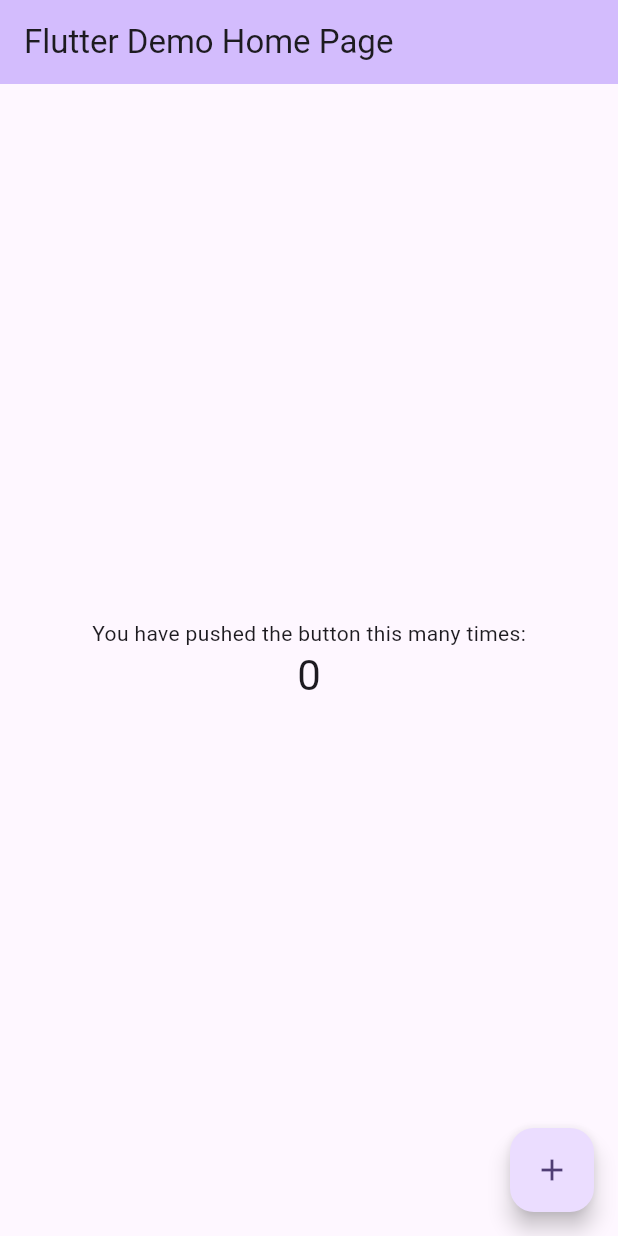
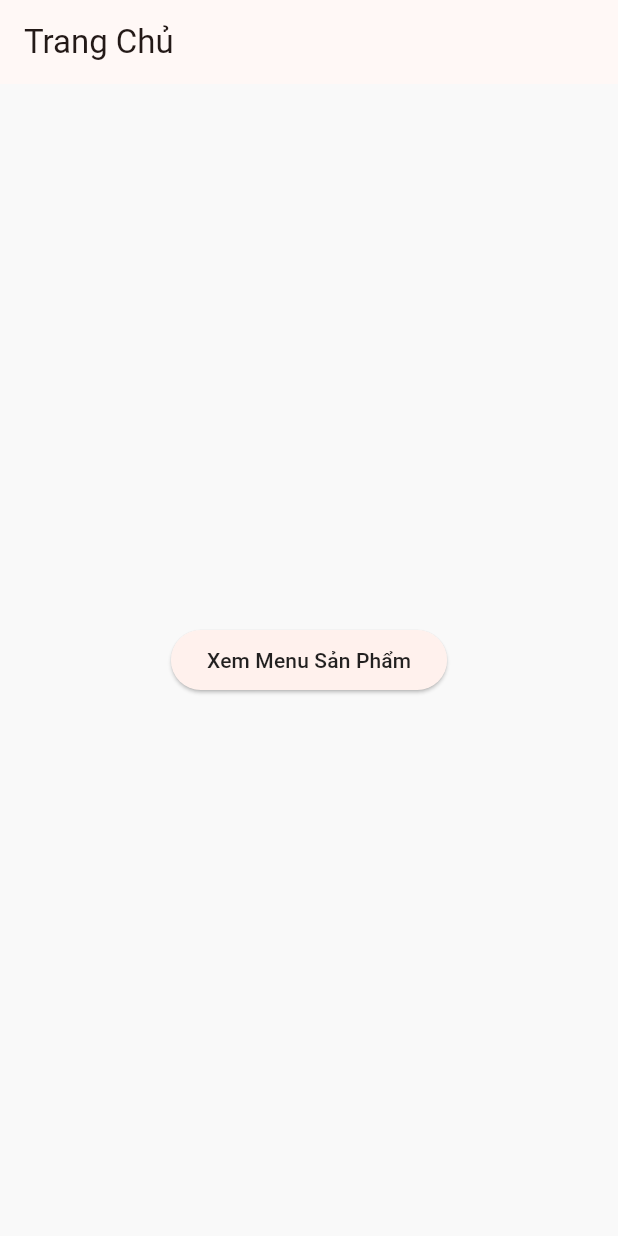
Before and after one commit to Comotcaiten/smart_hotpot_manager, a Flutter app: the screen it shows after launch, on a phone screen of 412 x 824 dp. Run offline on Flutter 3.47's test engine with Material 3 defaults, Android fonts, the phone set to English and light mode, and no system bars; our stand-ins replace firebase_core; accounts and stored records are empty.

Commit message:
table/menu
giao diện của khách hàng khi đăng nhập và chọn món ăn

```diff
--- a/lib/main.dart
+++ b/lib/main.dart
@@ -1,4 +1,8 @@
 import 'package:flutter/material.dart';
+// Import file chứa màn hình, không phải import class App
+// import 'package:smart_hotpot_manager/responsitories/product_responsitories.dart';
+import 'package:smart_hotpot_manager/screen/table/menu_screen.dart';
+// import 'package:smart_hotpot_manager/widgets/menu_item_card.dart';
 
 void main() {
   runApp(const MyApp());
@@ -7,116 +11,57 @@ void main() {
 class MyApp extends StatelessWidget {
   const MyApp({super.key});
 
-  // This widget is the root of your application.
   @override
   Widget build(BuildContext context) {
     return MaterialApp(
-      title: 'Flutter Demo',
+      debugShowCheckedModeBanner: false,
+      title: 'Smart Hotpot Manager',
+
+      // 1. CHUYỂN THEME TỪ FILE KIA SANG ĐÂY
+      // Theme này sẽ áp dụng cho TOÀN BỘ ứng dụng
       theme: ThemeData(
-        // This is the theme of your application.
-        //
-        // TRY THIS: Try running your application with "flutter run". You'll see
-        // the application has a purple toolbar. Then, without quitting the app,
-        // try changing the seedColor in the colorScheme below to Colors.green
-        // and then invoke "hot reload" (save your changes or press the "hot
-        // reload" button in a Flutter-supported IDE, or press "r" if you used
-        // the command line to start the app).
-        //
-        // Notice that the counter didn't reset back to zero; the application
-        // state is not lost during the reload. To reset the state, use hot
-        // restart instead.
-        //
-        // This works for code too, not just values: Most code changes can be
-        // tested with just a hot reload.
-        colorScheme: ColorScheme.fromSeed(seedColor: Colors.deepPurple),
+        scaffoldBackgroundColor: const Color(0xFFF9F9F9),
+        fontFamily: 'Roboto',
+        colorScheme: ColorScheme.fromSeed(
+          seedColor: Colors.deepOrange,
+          primary: Colors.black87, // Màu nút chính
+        ),
       ),
-      home: const MyHomePage(title: 'Flutter Demo Home Page'),
+
+      // 2. THÊM INITIALROUTE VÀ SỬA ROUTES
+      initialRoute: '/', // Route mặc định khi mở ứng dụng
+      routes: {
+        // Thêm một route '/' để làm trang chủ
+        '/': (context) => const HomeScreen(),
+        // Sửa route '/product' để trỏ thẳng đến MenuScreen
+        '/Menu': (context) => const MenuScreen(), //của staff
+        // Bạn có thể thêm các route khác ở đây, ví dụ:
+        // '/cart': (context) => const CartScreen(),
+      },
     );
   }
 }
 
-class MyHomePage extends StatefulWidget {
-  const MyHomePage({super.key, required this.title});
-
-  // This widget is the home page of your application. It is stateful, meaning
-  // that it has a State object (defined below) that contains fields that affect
-  // how it looks.
-
-  // This class is the configuration for the state. It holds the values (in this
-  // case the title) provided by the parent (in this case the App widget) and
-  // used by the build method of the State. Fields in a Widget subclass are
-  // always marked "final".
-
-  final String title;
-
-  @override
-  State<MyHomePage> createState() => _MyHomePageState();
-}
-
-class _MyHomePageState extends State<MyHomePage> {
-  int _counter = 0;
-
-  void _incrementCounter() {
-    setState(() {
-      // This call to setState tells the Flutter framework that something has
-      // changed in this State, which causes it to rerun the build method below
-      // so that the display can reflect the updated values. If we changed
-      // _counter without calling setState(), then the build method would not be
-      // called again, and so nothing would appear to happen.
-      _counter++;
-    });
-  }
+// 3. TẠO MỘT TRANG CHỦ ĐƠN GIẢN (VÍ DỤ)
+// Trang này dùng để điều hướng đến trang menu của bạn
+class HomeScreen extends StatelessWidget {
+  const HomeScreen({super.key});
 
   @override
   Widget build(BuildContext context) {
-    // This method is rerun every time setState is called, for instance as done
-    // by the _incrementCounter method above.
-    //
-    // The Flutter framework has been optimized to make rerunning build methods
-    // fast, so that you can just rebuild anything that needs updating rather
-    // than having to individually change instances of widgets.
     return Scaffold(
       appBar: AppBar(
-        // TRY THIS: Try changing the color here to a specific color (to
-        // Colors.amber, perhaps?) and trigger a hot reload to see the AppBar
-        // change color while the other colors stay the same.
-        backgroundColor: Theme.of(context).colorScheme.inversePrimary,
-        // Here we take the value from the MyHomePage object that was created by
-        // the App.build method, and use it to set our appbar title.
-        title: Text(widget.title),
+        title: const Text('Trang Chủ'),
       ),
       body: Center(
-        // Center is a layout widget. It takes a single child and positions it
-        // in the middle of the parent.
-        child: Column(
-          // Column is also a layout widget. It takes a list of children and
-          // arranges them vertically. By default, it sizes itself to fit its
-          // children horizontally, and tries to be as tall as its parent.
-          //
-          // Column has various properties to control how it sizes itself and
-          // how it positions its children. Here we use mainAxisAlignment to
-          // center the children vertically; the main axis here is the vertical
-          // axis because Columns are vertical (the cross axis would be
-          // horizontal).
-          //
-          // TRY THIS: Invoke "debug painting" (choose the "Toggle Debug Paint"
-          // action in the IDE, or press "p" in the console), to see the
-          // wireframe for each widget.
-          mainAxisAlignment: MainAxisAlignment.center,
-          children: <Widget>[
-            const Text('You have pushed the button this many times:'),
-            Text(
-              '$_counter',
-              style: Theme.of(context).textTheme.headlineMedium,
-            ),
-          ],
+        child: ElevatedButton(
+          onPressed: () {
+            // Điều hướng đến trang Menu Lẩu
+            Navigator.pushNamed(context, '/Menu');
+          },
+          child: const Text('Xem Menu Sản Phẩm'),
         ),
       ),
-      floatingActionButton: FloatingActionButton(
-        onPressed: _incrementCounter,
-        tooltip: 'Increment',
-        child: const Icon(Icons.add),
-      ), // This trailing comma makes auto-formatting nicer for build methods.
     );
   }
 }
```
Also changed, not shown: lib/responsitories/product_responsitories.dart (added, +101 -0 lines), lib/screen/table/menu_screen.dart (added, +186 -0 lines), lib/widgets/menu_item_card.dart (added, +103 -0 lines), 2 other files.
